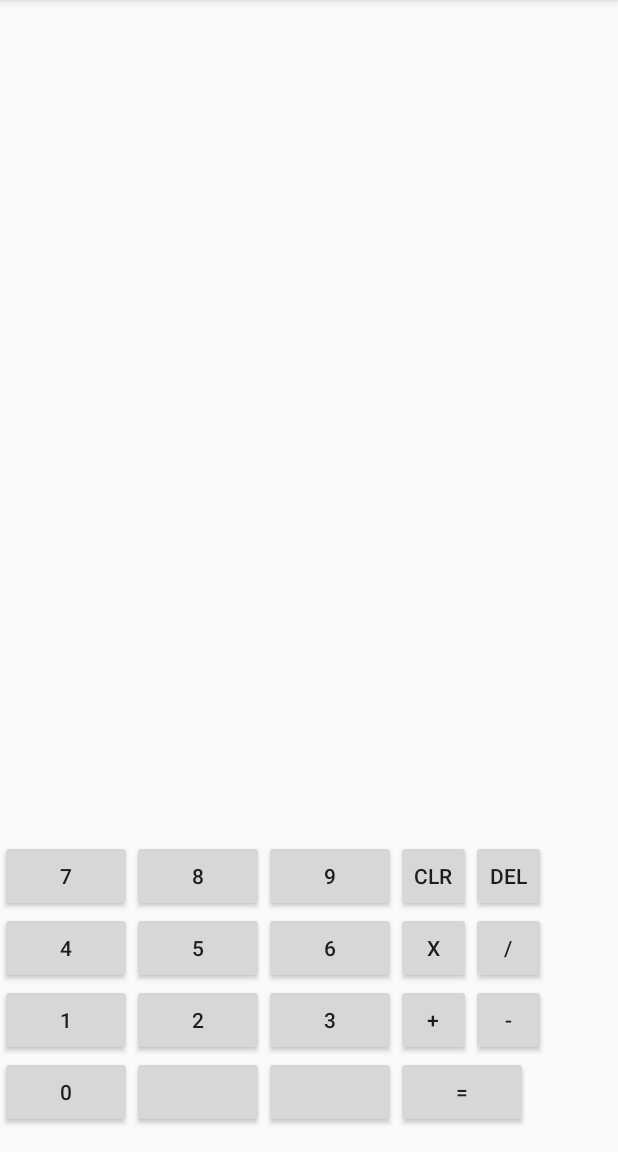
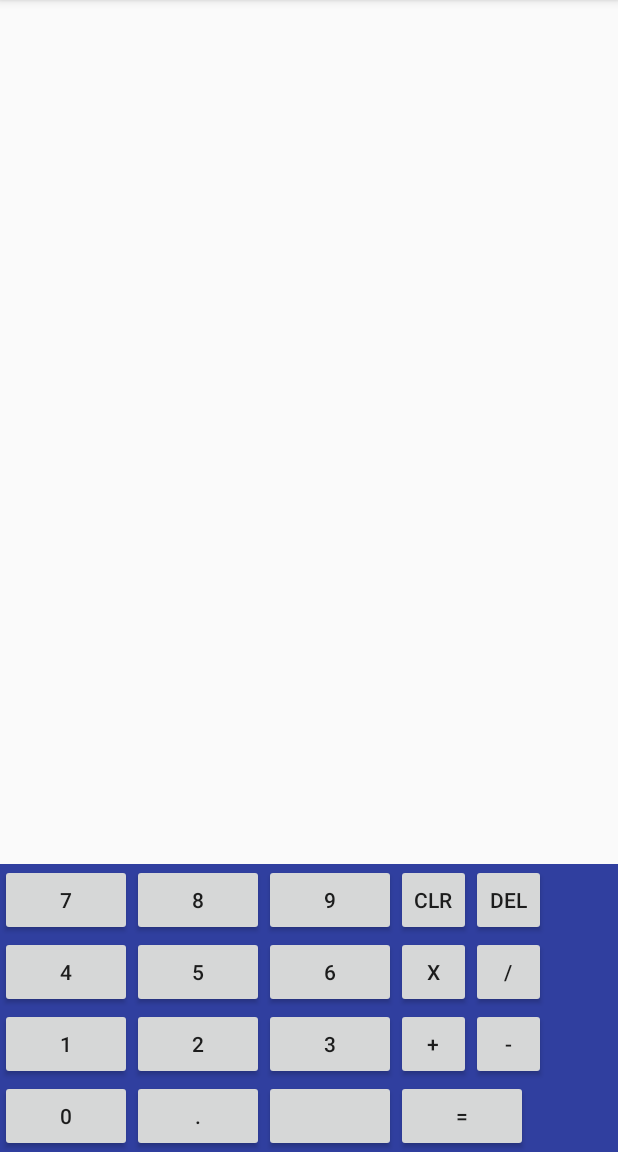
Before and after one commit to aychan/SimpleCalculator, an Android app: the screen it shows after launch (MainActivity), on a phone screen of 412 x 824 dp, the part 84-1236 px from its top. Run offline under Robolectric (Android 15) with nearby library versions, the phone set to English and light mode, and no system bars.

Commit message:
format layout

```diff
--- a/Android_Application/app/src/main/AndroidManifest.xml
+++ b/Android_Application/app/src/main/AndroidManifest.xml
@@ -8,7 +8,9 @@
         android:label="@string/app_name"
         android:supportsRtl="true"
         android:theme="@style/AppTheme">
-        <activity android:name=".MainActivity">
+        <activity android:name=".MainActivity"
+            android:screenOrientation="portrait">
+
             <intent-filter>
                 <action android:name="android.intent.action.MAIN" />
 
--- a/Android_Application/app/src/main/res/layout/activity_main.xml
+++ b/Android_Application/app/src/main/res/layout/activity_main.xml
@@ -1,15 +1,14 @@
 <?xml version="1.0" encoding="utf-8"?>
-<RelativeLayout xmlns:android="http://schemas.android.com/apk/res/android"
+<LinearLayout xmlns:android="http://schemas.android.com/apk/res/android"
     xmlns:tools="http://schemas.android.com/tools"
     android:layout_width="match_parent"
     android:layout_height="match_parent"
-    android:paddingBottom="@dimen/activity_vertical_margin"
-
     android:paddingTop="@dimen/activity_vertical_margin"
+    android:orientation="vertical"
+    android:gravity="center|bottom"
     tools:context="com.se.developershub.simplecalculator.MainActivity">
 
-    <!--android:paddingLeft="@dimen/activity_horizontal_margin"-->
-    <!--android:paddingRight="@dimen/activity_horizontal_margin"-->
+
 
 
 <TextView
@@ -20,11 +19,13 @@
     android:layout_height="wrap_content"
     android:textSize="20sp"/>
 
+
+
     <GridLayout
         android:layout_width="match_parent"
         android:layout_height="wrap_content"
-        android:layout_alignParentBottom="true"
 
+        android:background="@color/colorPrimaryDark"
         android:columnCount="5"
         android:rowCount="4">
         <Button
@@ -114,7 +115,9 @@
         <Button
             android:id="@+id/ZERO"
             android:text="0"/>
-        <Button />
+        <Button
+            android:id="@+id/DECIMAL"
+            android:text="."/>
         <Button />
         <Button
             android:id="@+id/EQUALS"
@@ -126,4 +129,4 @@
 
     </GridLayout>
 
-</RelativeLayout>
+</LinearLayout>
```
